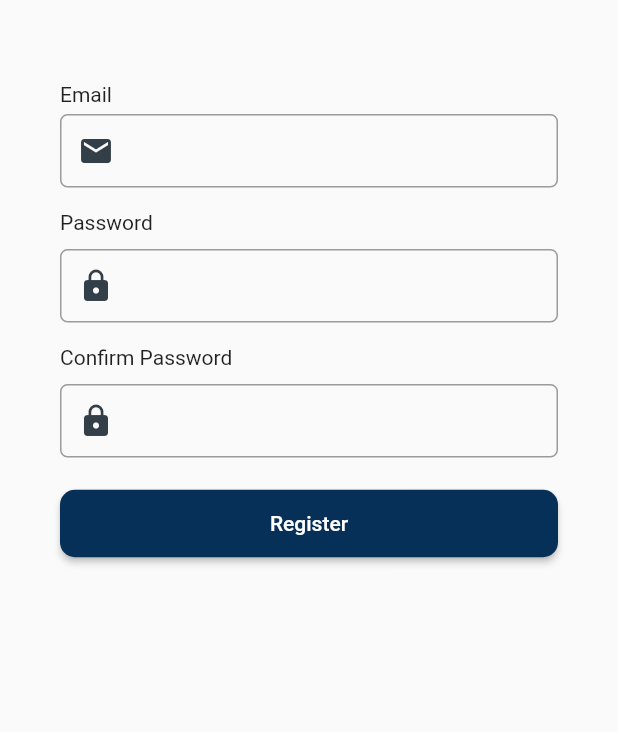
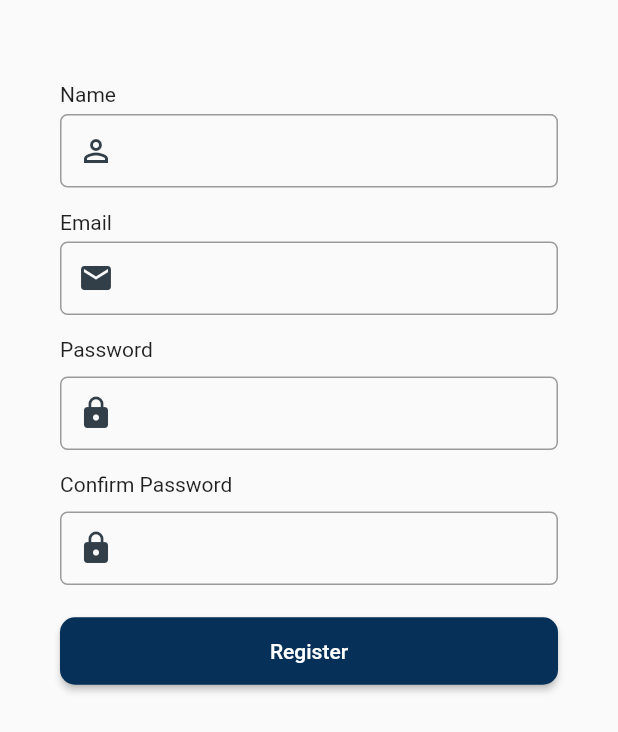
Before and after one commit to BenReichwein/gym-app, a Flutter app: the Register screen opened by its route, on a phone screen of 412 x 824 dp. Shown: the top 732 px of the screen. Run offline on Flutter 3.47's test engine with Material 2 defaults, Android fonts, the phone set to English and light mode, and no system bars; our stand-ins replace another_flushbar, shared_preferences; missing offline and left inert: dart:ffi; accounts and stored records are empty; network calls fail.

Commit message:
adding 'name' to user

```diff
--- a/client/lib/fragments/home_fragment.dart
+++ b/client/lib/fragments/home_fragment.dart
@@ -40,7 +40,7 @@ class _HomeState extends State<Home> {
           const SizedBox(
             height: 100,
           ),
-          Center(child: Text(user.email!)),
+          Center(child: Text(user.name!)),
           const SizedBox(height: 100),
           longButtons("Logout", logout)
         ],
--- a/client/lib/providers/auth_provider.dart
+++ b/client/lib/providers/auth_provider.dart
@@ -67,10 +67,11 @@ class AuthProvider with ChangeNotifier {
     return result;
   }
 
-  FutureOr<dynamic> register(String email, String password) async {
+  FutureOr<dynamic> register(String name, String email, String password) async {
     var result;
     var res = await post(AppUrl.register,
         body: json.encode({
+          'name': name,
           'email': email,
           'password': password,
         }),
--- a/client/lib/screens/register_screen.dart
+++ b/client/lib/screens/register_screen.dart
@@ -19,18 +19,25 @@ class Register extends StatefulWidget {
 }
 
 class _RegisterState extends State<Register> {
-  final formKey = new GlobalKey<FormState>();
-  late String _email, _password, _confirmPassword;
+  final formKey = GlobalKey<FormState>();
+  late String _name, _email, _password, _confirmPassword;
 
   @override
   Widget build(BuildContext context) {
     AuthProvider auth = Provider.of<AuthProvider>(context);
 
+    final nameField = TextFormField(
+      autofocus: false,
+      validator: (value) => value!.isEmpty ? "Your name is required" : null,
+      onSaved: (value) => _name = value!,
+      decoration: buildInputDecoration("Name", Icons.perm_identity_sharp),
+    );
+
     final emailField = TextFormField(
       autofocus: false,
       validator: validateEmail,
       onSaved: (value) => _email = value!,
-      decoration: buildInputDecoration("Confirm password", Icons.email),
+      decoration: buildInputDecoration("Email", Icons.email),
     );
 
     final passwordField = TextFormField(
@@ -38,7 +45,7 @@ class _RegisterState extends State<Register> {
       obscureText: true,
       validator: (value) => value!.isEmpty ? "Please enter password" : null,
       onSaved: (value) => _password = value!,
-      decoration: buildInputDecoration("Confirm password", Icons.lock),
+      decoration: buildInputDecoration("Password", Icons.lock),
     );
 
     final confirmPassword = TextFormField(
@@ -62,7 +69,7 @@ class _RegisterState extends State<Register> {
       print(formKey.currentState.toString());
       if (form!.validate()) {
         form.save();
-        Map responseData = await (auth.register(_email, _password));
+        Map responseData = await (auth.register(_name, _email, _password));
         print(responseData);
         if (responseData['data'] != null) {
           User? user = responseData['data'];
@@ -94,6 +101,10 @@ class _RegisterState extends State<Register> {
               crossAxisAlignment: CrossAxisAlignment.start,
               children: [
                 const SizedBox(height: 15.0),
+                const Text("Name"),
+                const SizedBox(height: 5.0),
+                nameField,
+                const SizedBox(height: 15.0),
                 const Text("Email"),
                 const SizedBox(height: 5.0),
                 emailField,
--- a/client/lib/screens/router.dart
+++ b/client/lib/screens/router.dart
@@ -57,8 +57,8 @@ class _RouterScreenState extends State<RouterScreen> {
         items: const <BottomNavigationBarItem>[
           BottomNavigationBarItem(
             icon: Icon(Icons.home),
-            label: 'user',
-            backgroundColor: Colors.red,
+            label: 'Home',
+            backgroundColor: Colors.grey,
           ),
           BottomNavigationBarItem(
             icon: Icon(Icons.business),
@@ -77,7 +77,7 @@ class _RouterScreenState extends State<RouterScreen> {
           ),
         ],
         currentIndex: _selectedIndex,
-        selectedItemColor: Colors.amber[800],
+        selectedItemColor: Colors.blue,
         onTap: _onItemTapped,
       ),
     );
```
Also changed, not shown: client/lib/screens/welcome_screen.dart (deleted, +0 -23 lines), 2 other files.
